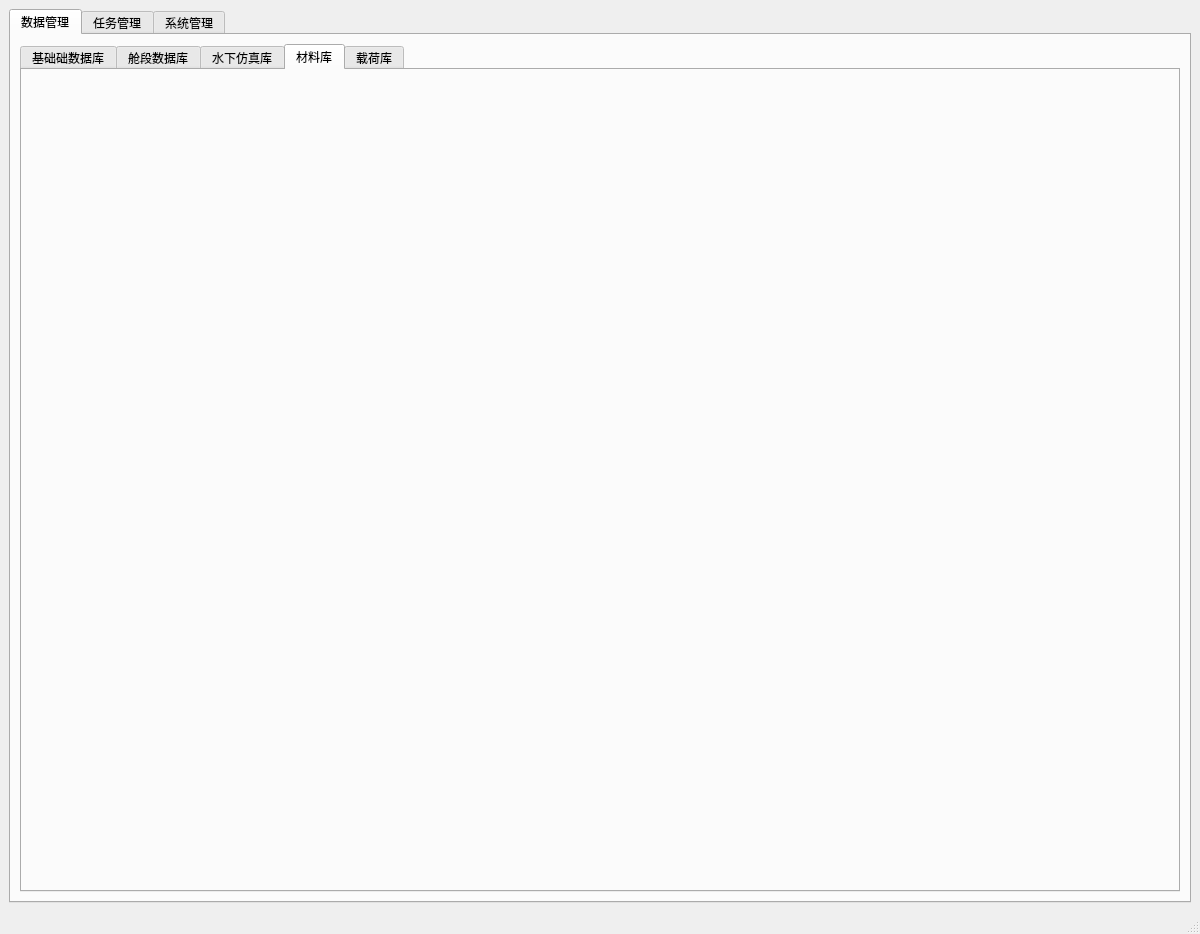
Old version of the form src/views/system/systemmanager.ui in the repository brovast/CDSimulation.
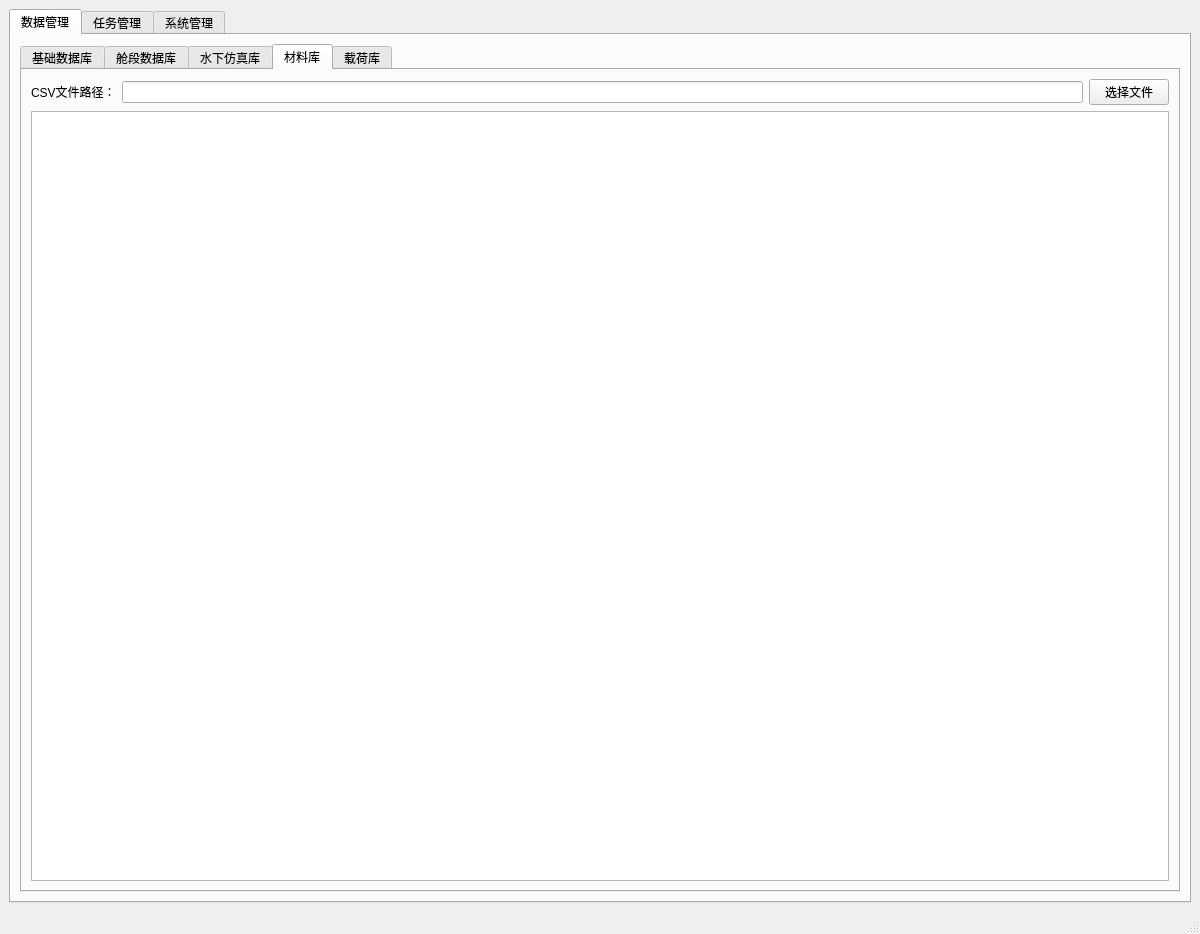
New version of the form. The open tabs and pages were chosen to show the change. Custom widgets are drawn as their Qt base class.

```diff
--- a/src/views/system/systemmanager.ui
+++ b/src/views/system/systemmanager.ui
@@ -32,7 +32,7 @@
           </property>
           <widget class="QWidget" name="tabBasicData">
            <attribute name="title">
-            <string>基础础数据库</string>
+            <string>基础数据库</string>
            </attribute>
            <layout class="QVBoxLayout" name="verticalLayout_basic">
             <item>
@@ -202,6 +202,36 @@
            <attribute name="title">
             <string>材料库</string>
            </attribute>
+           <layout class="QVBoxLayout" name="verticalLayout_material">
+            <item>
+             <layout class="QHBoxLayout" name="horizontalLayout_csv">
+              <item>
+               <widget class="QLabel" name="labelCSVPath">
+                <property name="text">
+                 <string>CSV文件路径：</string>
+                </property>
+               </widget>
+              </item>
+              <item>
+               <widget class="QLineEdit" name="lineEditCSVPath">
+                <property name="readOnly">
+                 <bool>true</bool>
+                </property>
+               </widget>
+              </item>
+              <item>
+               <widget class="QPushButton" name="btnSelectCSV">
+                <property name="text">
+                 <string>选择文件</string>
+                </property>
+               </widget>
+              </item>
+             </layout>
+            </item>
+            <item>
+             <widget class="QTableWidget" name="tableMaterial"/>
+            </item>
+           </layout>
           </widget>
           <widget class="QWidget" name="tabLoadData">
            <attribute name="title">
```
